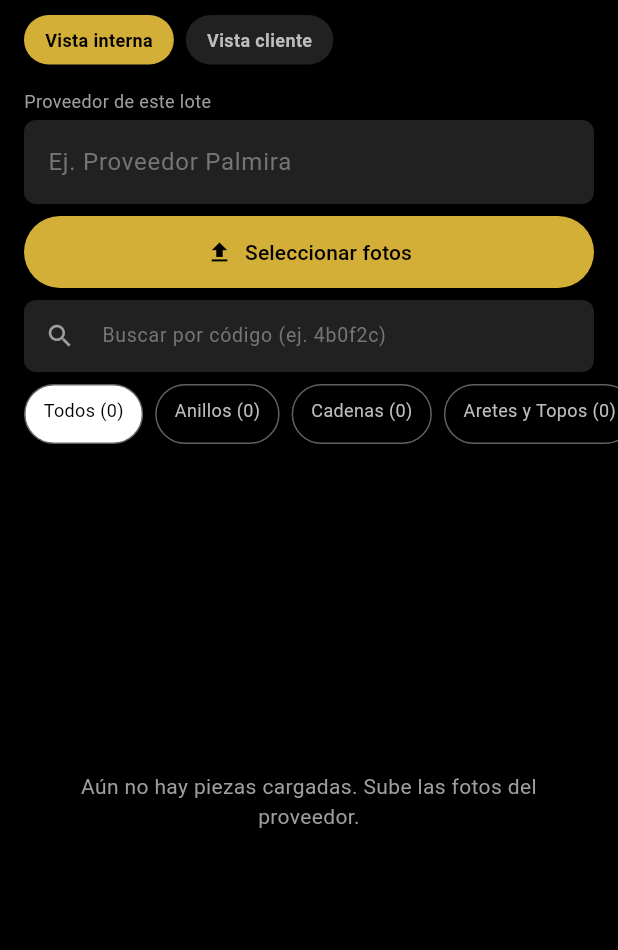
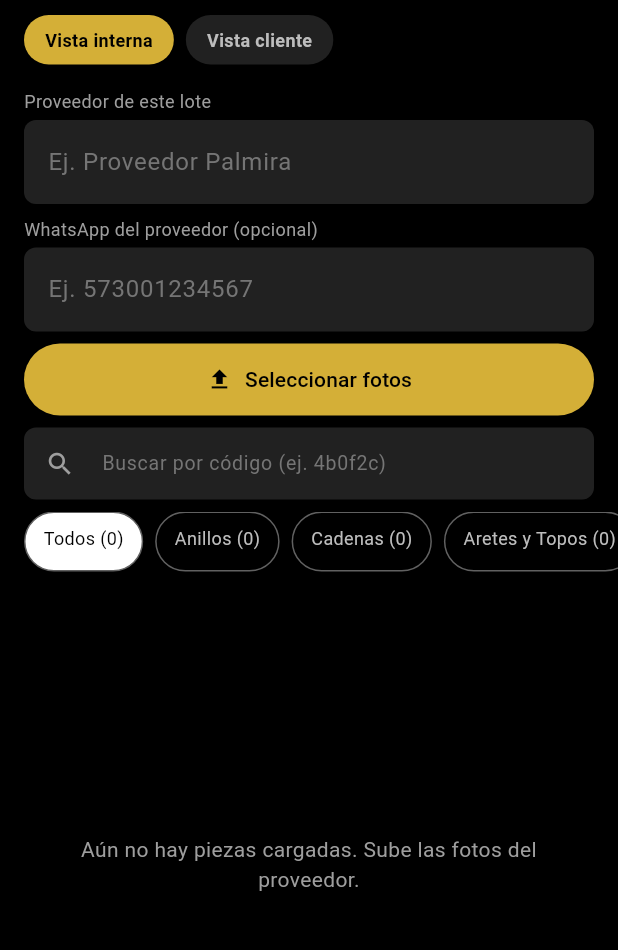
Before and after one commit to joyeriasotelux/sotelux-app.-, a Flutter app: the screen it shows after launch, on a phone screen of 412 x 824 dp, the part 78-1028 px from its top. Run offline on Flutter 3.47's test engine with Material 3 defaults, Android fonts, the phone set to English and light mode, and no system bars; our stand-ins replace cloud_firestore, firebase_auth, firebase_core, firebase_storage, image_picker, pdf and 1 more; accounts and stored records are empty; network calls fail.

Commit message:
Update main.dart

```diff
--- a/lib/main.dart
+++ b/lib/main.dart
@@ -34,6 +34,7 @@ class Pieza {
   String id;
   String imageUrl;
   String proveedor;
+  String proveedorTelefono;
   String categoria;
   String costoProveedor;
   String valorVenta;
@@ -48,6 +49,7 @@ class Pieza {
     required this.imageUrl,
     required this.proveedor,
     required this.categoria,
+    this.proveedorTelefono = '',
     this.costoProveedor = '',
     this.valorVenta = '',
     this.stock = true,
@@ -63,6 +65,7 @@ class Pieza {
       id: doc.id,
       imageUrl: d['imageUrl'] ?? '',
       proveedor: d['proveedor'] ?? '',
+      proveedorTelefono: d['proveedorTelefono'] ?? '',
       categoria: d['categoria'] ?? 'Anillos',
       costoProveedor: d['costoProveedor'] ?? '',
       valorVenta: d['valorVenta'] ?? '',
@@ -156,6 +159,7 @@ class _CatalogoHomeState extends State<CatalogoHome> {
   final ImagePicker _picker = ImagePicker();
   final Uuid _uuid = const Uuid();
   final TextEditingController _proveedorCtrl = TextEditingController();
+  final TextEditingController _proveedorTelCtrl = TextEditingController();
   final TextEditingController _buscarCodigoCtrl = TextEditingController();
   final CollectionReference _col =
       FirebaseFirestore.instance.collection('piezas');
@@ -171,6 +175,20 @@ class _CatalogoHomeState extends State<CatalogoHome> {
   void initState() {
     super.initState();
     _iniciar();
+    _proveedorCtrl.addListener(_autocompletarTelefonoProveedor);
+  }
+
+  void _autocompletarTelefonoProveedor() {
+    final nombre = _proveedorCtrl.text.trim().toLowerCase();
+    if (nombre.isEmpty || _proveedorTelCtrl.text.trim().isNotEmpty) return;
+
+    for (final p in piezas) {
+      if (p.proveedor.trim().toLowerCase() == nombre &&
+          p.proveedorTelefono.trim().isNotEmpty) {
+        _proveedorTelCtrl.text = p.proveedorTelefono;
+        return;
+      }
+    }
   }
 
   Future<void> _iniciar() async {
@@ -214,6 +232,7 @@ class _CatalogoHomeState extends State<CatalogoHome> {
         await _col.doc(id).set({
           'imageUrl': url,
           'proveedor': _proveedorCtrl.text.trim(),
+          'proveedorTelefono': _proveedorTelCtrl.text.trim(),
           'categoria': clasificarPieza(img.name),
           'costoProveedor': '',
           'valorVenta': '',
@@ -738,6 +757,12 @@ class _CatalogoHomeState extends State<CatalogoHome> {
           .toList();
     }
 
+    final piezaEncontrada = (vistaInterna &&
+            busquedaCodigo.trim().isNotEmpty &&
+            visibles.length == 1)
+        ? visibles.first
+        : null;
+
     return Scaffold(
       body: SafeArea(
         child: Column(
@@ -745,6 +770,8 @@ class _CatalogoHomeState extends State<CatalogoHome> {
             _buildHeader(),
             if (vistaInterna) _buildPanelSubida(),
             if (vistaInterna) _buildBuscadorCodigo(),
+            if (piezaEncontrada != null)
+              _buildBotonContactarProveedor(piezaEncontrada),
             _buildTabsCategorias(),
             if (!vistaInterna) _buildFiltroMaterial(),
             Expanded(
@@ -857,6 +884,25 @@ class _CatalogoHomeState extends State<CatalogoHome> {
             ),
           ),
           const SizedBox(height: 8),
+          const Text('WhatsApp del proveedor (opcional)',
+              style: TextStyle(color: Colors.grey, fontSize: 12)),
+          const SizedBox(height: 4),
+          TextField(
+            controller: _proveedorTelCtrl,
+            keyboardType: TextInputType.phone,
+            style: const TextStyle(color: Colors.white),
+            decoration: InputDecoration(
+              hintText: 'Ej. 573001234567',
+              hintStyle: TextStyle(color: Colors.grey.shade600),
+              filled: true,
+              fillColor: Colors.grey.shade900,
+              border: OutlineInputBorder(
+                borderRadius: BorderRadius.circular(8),
+                borderSide: BorderSide.none,
+              ),
+            ),
+          ),
+          const SizedBox(height: 8),
           SizedBox(
             width: double.infinity,
             child: ElevatedButton.icon(
@@ -910,6 +956,46 @@ class _CatalogoHomeState extends State<CatalogoHome> {
         ),
       ),
     );
+  }
+
+  Widget _buildBotonContactarProveedor(Pieza p) {
+    final tieneTelefono = p.proveedorTelefono.trim().isNotEmpty;
+    return Padding(
+      padding: const EdgeInsets.fromLTRB(16, 0, 16, 8),
+      child: SizedBox(
+        width: double.infinity,
+        child: OutlinedButton.icon(
+          onPressed: tieneTelefono ? () => _contactarProveedor(p) : null,
+          icon: Icon(Icons.chat,
+              size: 16, color: tieneTelefono ? Colors.greenAccent : Colors.grey),
+          label: Text(
+            tieneTelefono
+                ? 'Contactar a ${p.proveedor}'
+                : 'Sin WhatsApp guardado para ${p.proveedor}',
+            style: TextStyle(
+                color: tieneTelefono ? Colors.greenAccent : Colors.grey,
+                fontSize: 12),
+          ),
+          style: OutlinedButton.styleFrom(
+            side: BorderSide(
+                color: tieneTelefono ? Colors.greenAccent : Colors.grey.shade700),
+            padding: const EdgeInsets.symmetric(vertical: 10),
+          ),
+        ),
+      ),
+    );
+  }
+
+  Future<void> _contactarProveedor(Pieza p) async {
+    final numero = p.proveedorTelefono.replaceAll(RegExp(r'[^0-9]'), '');
+    final codigo = p.id.substring(0, 6);
+    final texto = Uri.encodeComponent(
+      'Hola, te escribo por la pieza que me enviaste (código $codigo, ${p.categoria}). ¿Sigue disponible?',
+    );
+    final url = Uri.parse('https://wa.me/$numero?text=$texto');
+    if (await canLaunchUrl(url)) {
+      await launchUrl(url, mode: LaunchMode.externalApplication);
+    }
   }
 
   Widget _buildFiltroMaterial() {
```
